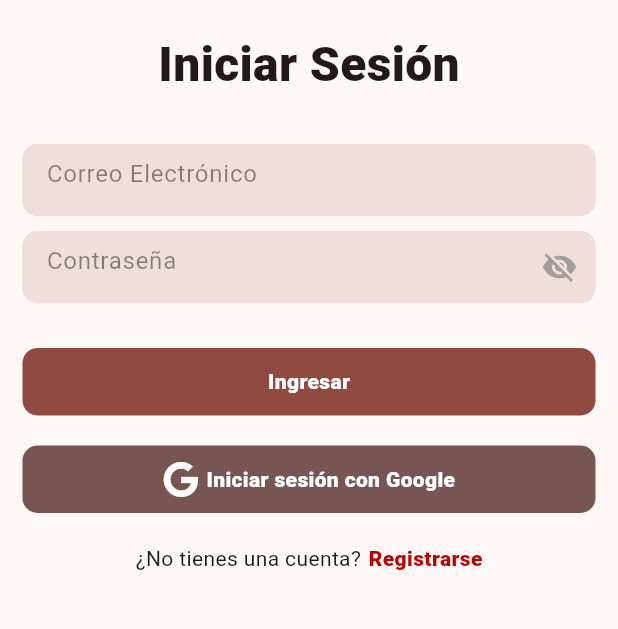
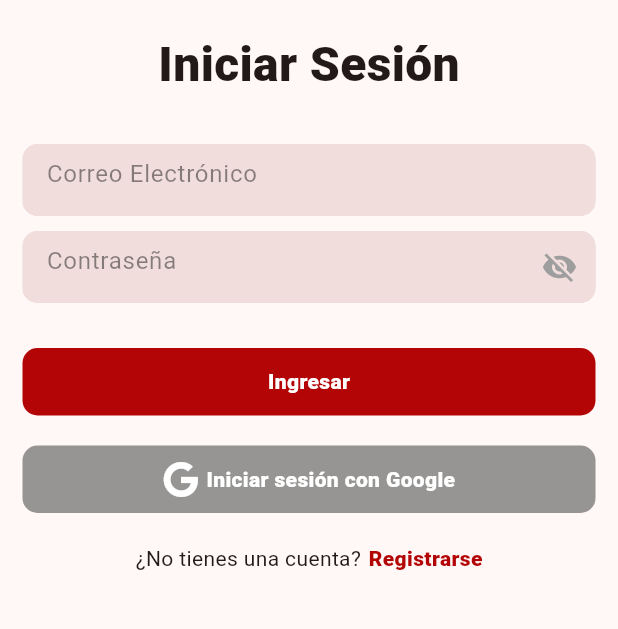
Before and after one commit to ManuelETR/flutter_proyecto_ft, a Flutter app: the screen it shows after launch, on a phone screen of 412 x 824 dp, the part 495-1124 px from its top. Run offline on Flutter 3.47's test engine with Material 3 defaults, Android fonts, the phone set to English and light mode, and no system bars; our stand-ins replace firebase_auth, firebase_core, fluttertoast, font_awesome_flutter, go_router, google_sign_in and 1 more; accounts and stored records are empty.

Commit message:
Nuevo themeColor
ThemeData coregido

```diff
--- a/lib/config/theme/app_theme.dart
+++ b/lib/config/theme/app_theme.dart
@@ -15,7 +15,19 @@ class AppTheme {
 
   AppTheme({this.selectedColor = 0})
       : assert(selectedColor >= 0 && selectedColor <= colorList.length - 1,
-            'Colors must be between 0 and ${colorList.length}');
+            'Colors must be between 0 and ${colorList.length - 1}');
 
-  ThemeData getTheme() => ThemeData(colorSchemeSeed: colorList[selectedColor]);
+  ThemeData getTheme() {
+    final Color selected = colorList[selectedColor];
+
+    return ThemeData(
+      primaryColor: selected,
+      colorScheme: ColorScheme.fromSeed(
+        seedColor: selected,
+        primary: selected,
+        secondary: colorList[1], // Puedes elegir otro color o usar un patrón.
+        tertiary: colorList[2], // Personaliza esto según necesites.
+      ),
+    );
+  }
 }
--- a/lib/presentation/screens/home/home_screen.dart
+++ b/lib/presentation/screens/home/home_screen.dart
@@ -113,7 +113,7 @@ class _CustomListTile extends StatelessWidget {
     return ListTile(
       leading: Icon(menuItem.icon, color: colors.primary, size: 30,),
       trailing: Icon(Icons.arrow_forward_ios_rounded, color: colors.primary),
-      title: Text(menuItem.title, style: TextStyle(fontWeight: FontWeight.bold, color: colors.tertiary),),
+      title: Text(menuItem.title, style: TextStyle(fontWeight: FontWeight.bold, color: colors.secondary),),
       subtitle: Text(menuItem.subTitle),
       onTap: () {
         context.push( menuItem.link);
```
